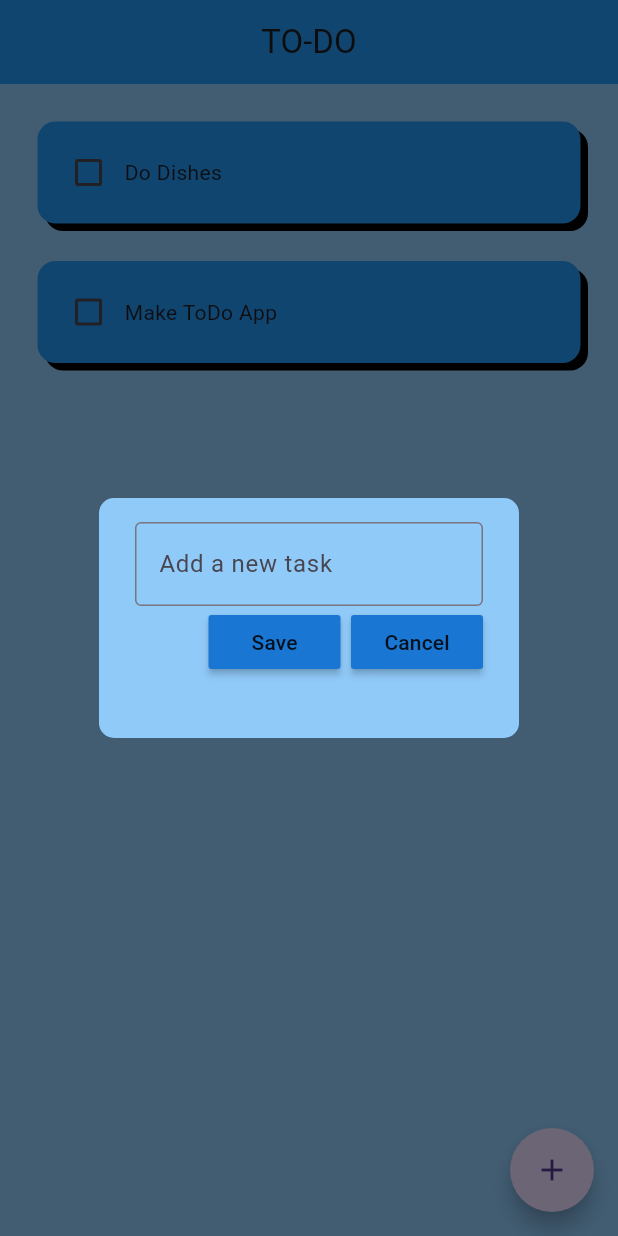
After one commit to jainbhavit2018/todo_app, a Flutter app: the screen it shows after launch, after a tap on the "add" icon, on a phone screen of 412 x 824 dp. The commit adds this screen. Run offline on Flutter 3.47's test engine with Material 3 defaults, Android fonts, the phone set to English and light mode, and no system bars.

Commit message:
added new task funcionality

```diff
--- a/lib/pages/home_page.dart
+++ b/lib/pages/home_page.dart
@@ -1,4 +1,5 @@
 import 'package:flutter/material.dart';
+import 'package:todo_app/util/dialog_box.dart';
 import '../util/todo_tile.dart';
 
 class HomePage extends StatefulWidget {
@@ -9,6 +10,9 @@ class HomePage extends StatefulWidget {
 }
 
 class _HomePageState extends State<HomePage> {
+  // text editing controller
+  final _controller = TextEditingController();
+
   // list of todo tasks
   List toDoList = [
     ['Do Dishes', false],
@@ -20,6 +24,29 @@ class _HomePageState extends State<HomePage> {
     setState(() {
       toDoList[index][1] = !toDoList[index][1];
     });
+  }
+
+  //save New Task
+  void saveNewTask() {
+    setState(() {
+      toDoList.add([_controller.text, false]);
+      _controller.clear();
+    });
+    Navigator.of(context).pop();
+  }
+
+  // create new task
+  void createTask() {
+    showDialog(
+      context: context,
+      builder: (context) {
+        return DialogBox(
+          mycontroller: _controller,
+          onCancel: () => Navigator.of(context).pop(),
+          onSave: saveNewTask,
+        );
+      },
+    );
   }
 
   @override
@@ -38,9 +65,11 @@ class _HomePageState extends State<HomePage> {
         centerTitle: true,
       ),
 
-      // + button
+      // plus button
       floatingActionButton: FloatingActionButton(
-        onPressed: () {},
+        onPressed: createTask,
+        shape: CircleBorder(eccentricity: 0.0),
+        child: Icon(Icons.add),
       ),
 
       // body
--- /dev/null
+++ b/lib/util/dialog_box.dart
@@ -0,0 +1,58 @@
+// ignore_for_file: prefer_const_constructors, prefer_const_literals_to_create_immutables
+
+import 'package:flutter/material.dart';
+import 'package:todo_app/util/my_button.dart';
+
+class DialogBox extends StatelessWidget {
+  final mycontroller;
+  VoidCallback onSave;
+  VoidCallback onCancel;
+
+  DialogBox(
+      {super.key,
+      required this.mycontroller,
+      required this.onCancel,
+      required this.onSave});
+
+  @override
+  Widget build(BuildContext context) {
+    return AlertDialog(
+        backgroundColor: Colors.blue[200],
+        shape: RoundedRectangleBorder(borderRadius: BorderRadius.circular(10)),
+
+        // content
+        content: Container(
+          height: 120,
+          //
+          child: Column(children: [
+            // get user input
+            TextField(
+              controller: mycontroller,
+
+              // decoration
+              decoration: InputDecoration(
+                border: OutlineInputBorder(),
+                hintText: "Add a new task",
+              ),
+            ),
+
+            // buttons- save & cancel
+            Row(
+              mainAxisAlignment: MainAxisAlignment.end,
+              children: [
+                // save button
+                MyButton(text: "Save", onPressed: onSave),
+
+                // gap
+                const SizedBox(
+                  width: 7,
+                ),
+
+                // cancel button
+                MyButton(text: "Cancel", onPressed: onCancel),
+              ],
+            )
+          ]),
+        ));
+  }
+}
--- /dev/null
+++ b/lib/util/my_button.dart
@@ -0,0 +1,17 @@
+import 'package:flutter/material.dart';
+
+class MyButton extends StatelessWidget {
+  final String text;
+  VoidCallback onPressed;
+
+  MyButton({super.key, required this.text, required this.onPressed});
+
+  @override
+  Widget build(BuildContext context) {
+    return MaterialButton(
+      onPressed: onPressed,
+      color: Colors.blue[700],
+      child: Text(text),
+    );
+  }
+}
```
